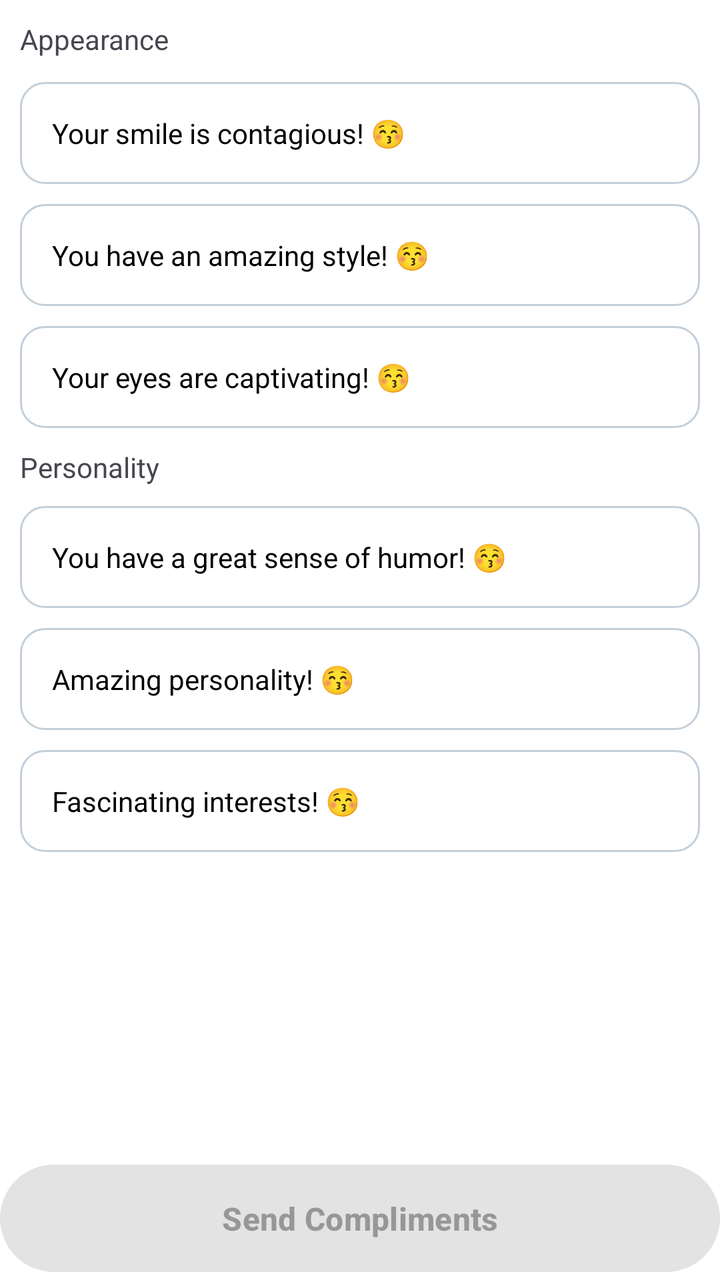
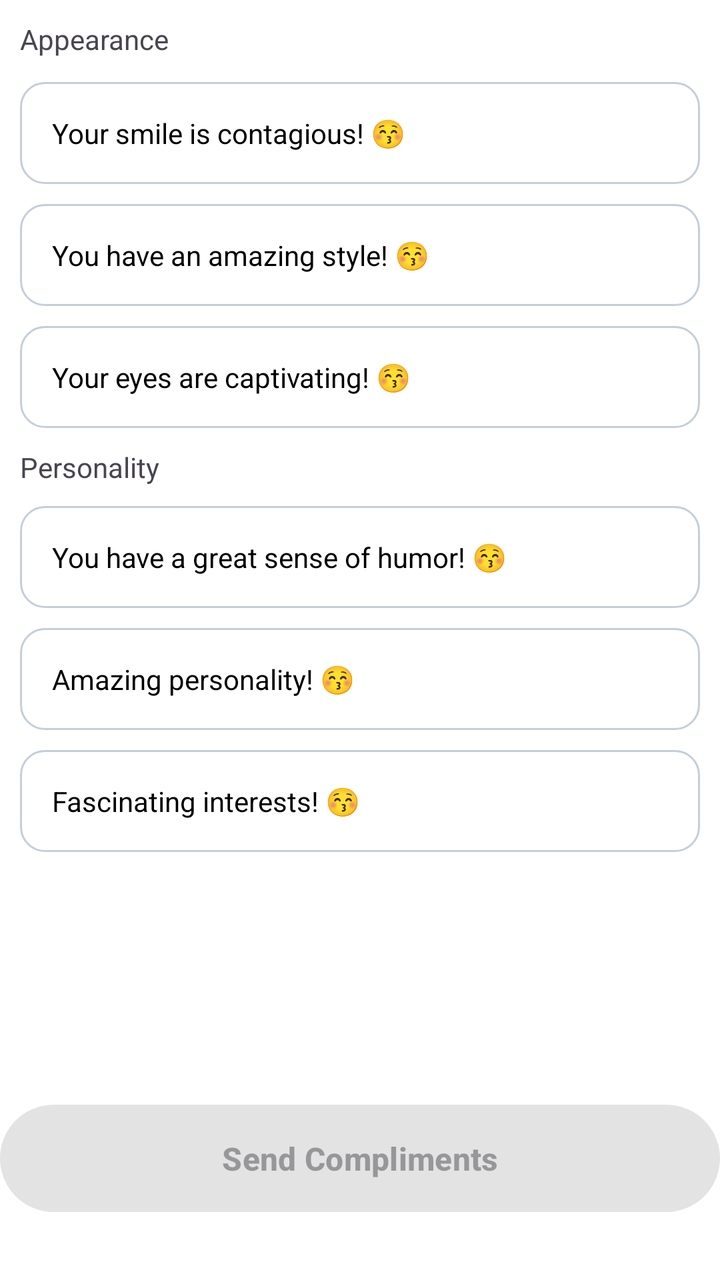

Compare the two renders of this Android layout. The source of the first and the diff that turns it into the second are given below.
<!-- AndroidManifest.xml: application theme Theme.You4me -->
<!-- res/layout/fragment_suggested.xml -->
<?xml version="1.0" encoding="utf-8"?>
<androidx.constraintlayout.widget.ConstraintLayout
    xmlns:android="http://schemas.android.com/apk/res/android"
    xmlns:app="http://schemas.android.com/apk/res-auto"
    xmlns:tools="http://schemas.android.com/tools"
    android:layout_width="match_parent"
    android:layout_height="match_parent"
    android:background="@color/white"
    tools:context=".ui.main.finddates.SuggestedFragment">

    
    <androidx.core.widget.NestedScrollView
        android:id="@+id/scrollView"
        android:layout_width="match_parent"
        android:layout_height="0dp"
        android:fillViewport="true"
        android:fitsSystemWindows="true"
        app:layout_constraintTop_toTopOf="parent"
        app:layout_constraintBottom_toTopOf="@id/send_compliments_btn">

        <LinearLayout
            android:layout_width="match_parent"
            android:layout_height="wrap_content"
            android:orientation="vertical"
            android:padding="@dimen/padding_10dp">

            <TextView
                android:id="@+id/appearance"
                android:layout_width="wrap_content"
                android:layout_height="wrap_content"
                android:text="Appearance" />

            <LinearLayout
                android:id="@+id/compliment1"
                android:layout_width="match_parent"
                android:layout_height="wrap_content"
                android:layout_marginTop="12dp"
                android:background="@drawable/compliment_item_bg"
                android:clickable="true"
                android:focusable="true"
                android:orientation="horizontal"
                android:padding="16dp">

                <TextView
                    android:id="@+id/complimentText1"
                    android:layout_width="wrap_content"
                    android:layout_height="wrap_content"
                    android:text="Your smile is contagious! 😚"
                    android:textColor="@color/black" />
            </LinearLayout>

            <LinearLayout
                android:id="@+id/compliment2"
                android:layout_width="match_parent"
                android:layout_height="wrap_content"
                android:layout_marginTop="@dimen/margin_10dp"
                android:background="@drawable/compliment_item_bg"
                android:clickable="true"
                android:focusable="true"
                android:orientation="horizontal"
                android:padding="16dp">

                <TextView
                    android:id="@+id/complimentText2"
                    android:layout_width="wrap_content"
                    android:layout_height="wrap_content"
                    android:text="You have an amazing style! 😚"
                    android:textColor="@color/black" />
            </LinearLayout>

            <LinearLayout
                android:id="@+id/compliment3"
                android:layout_width="match_parent"
                android:layout_height="wrap_content"
                android:layout_marginTop="@dimen/margin_10dp"
                android:background="@drawable/compliment_item_bg"
                android:clickable="true"
                android:focusable="true"
                android:orientation="horizontal"
                android:padding="16dp">

                <TextView
                    android:id="@+id/complimentText3"
                    android:layout_width="wrap_content"
                    android:layout_height="wrap_content"
                    android:text="Your eyes are captivating! 😚"
                    android:textColor="@color/black" />
            </LinearLayout>

            <TextView
                android:id="@+id/personality"
                android:layout_width="wrap_content"
                android:layout_height="wrap_content"
                android:layout_marginTop="@dimen/margin_10dp"
                android:text="Personality" />

            <LinearLayout
                android:id="@+id/compliment4"
                android:layout_width="match_parent"
                android:layout_height="wrap_content"
                android:layout_marginTop="@dimen/margin_10dp"
                android:background="@drawable/compliment_item_bg"
                android:clickable="true"
                android:focusable="true"
                android:orientation="horizontal"
                android:padding="16dp">

                <TextView
                    android:id="@+id/complimentText4"
                    android:layout_width="wrap_content"
                    android:layout_height="wrap_content"
                    android:text="You have a great sense of humor! 😚"
                    android:textColor="@color/black" />
            </LinearLayout>

            <LinearLayout
                android:id="@+id/compliment5"
                android:layout_width="match_parent"
                android:layout_height="wrap_content"
                android:layout_marginTop="@dimen/margin_10dp"
                android:background="@drawable/compliment_item_bg"
                android:clickable="true"
                android:focusable="true"
                android:orientation="horizontal"
                android:padding="16dp">

                <TextView
                    android:id="@+id/complimentText5"
                    android:layout_width="wrap_content"
                    android:layout_height="wrap_content"
                    android:text="Amazing personality! 😚"
                    android:textColor="@color/black" />
            </LinearLayout>

            <LinearLayout
                android:id="@+id/compliment6"
                android:layout_width="match_parent"
                android:layout_height="wrap_content"
                android:layout_marginTop="@dimen/margin_10dp"
                android:background="@drawable/compliment_item_bg"
                android:clickable="true"
                android:focusable="true"
                android:orientation="horizontal"
                android:padding="16dp">

                <TextView
                    android:id="@+id/complimentText6"
                    android:layout_width="wrap_content"
                    android:layout_height="wrap_content"
                    android:text="Fascinating interests! 😚"
                    android:textColor="@color/black" />
            </LinearLayout>
        </LinearLayout>
    </androidx.core.widget.NestedScrollView>

    
    <com.google.android.material.button.MaterialButton
        android:id="@+id/send_compliments_btn"
        android:layout_width="match_parent"
        android:layout_height="wrap_content"
        android:enabled="false"
        android:padding="16dp"
        android:text="@string/send_compliments"
        android:textAllCaps="false"
        android:textSize="16sp"
        android:textStyle="bold"
        app:cornerRadius="@dimen/margin_50dp"
        app:layout_constraintBottom_toBottomOf="parent"
        app:layout_constraintStart_toStartOf="parent"
        app:layout_constraintEnd_toEndOf="parent" />
</androidx.constraintlayout.widget.ConstraintLayout>
<!-- resources referenced by this layout -->
<resources>
  <color name="black">#FF000000</color>
  <color name="white">#FFFFFFFF</color>
  <dimen name="margin_10dp">10dp</dimen>
  <dimen name="margin_50dp">50dp</dimen>
  <dimen name="padding_10dp">10dp</dimen>
  <!-- drawable compliment_item_bg (drawable) -->
  <selector xmlns:android="http://schemas.android.com/apk/res/android">
      <item android:state_selected="true">
          <shape android:shape="rectangle">
              <solid android:color="@android:color/white" />
              <stroke android:color="@color/primary_pink" android:width="2dp" />
              <corners android:radius="12dp" />
          </shape>
      </item>
      <item>
          <shape android:shape="rectangle">
              <solid android:color="@android:color/white" />
              <stroke android:color="@color/text_grey" android:width="1dp" />
              <corners android:radius="12dp" />
          </shape>
      </item>
  </selector>
  <string name="send_compliments">Send Compliments</string>
  <style name="Theme.You4me" parent="Base.Theme.You4me" />
  <color name="primary_pink">#ED0D57</color>
  <color name="text_grey">#C3CFD9</color>
  <style name="Base.Theme.You4me" parent="Theme.Material3.Light.NoActionBar">
          
           <item name="colorPrimary">@color/primary_pink</item>
      </style>
</resources>

<!-- the commit's change to res/layout/fragment_suggested.xml (unified diff, before → after) -->
@@ -11,12 +11,15 @@
     
     <androidx.core.widget.NestedScrollView
         android:id="@+id/scrollView"
-        android:layout_width="match_parent"
+        android:layout_width="0dp"
         android:layout_height="0dp"
         android:fillViewport="true"
         android:fitsSystemWindows="true"
+        android:overScrollMode="ifContentScrolls"
         app:layout_constraintTop_toTopOf="parent"
-        app:layout_constraintBottom_toTopOf="@id/send_compliments_btn">
+        app:layout_constraintBottom_toTopOf="@id/send_compliments_btn"
+        app:layout_constraintStart_toStartOf="parent"
+        app:layout_constraintEnd_toEndOf="parent">
 
         <LinearLayout
             android:layout_width="match_parent"
@@ -164,7 +167,9 @@
         android:textAllCaps="false"
         android:textSize="16sp"
         android:textStyle="bold"
+        android:layout_marginBottom="@dimen/margin_30dp"
         app:cornerRadius="@dimen/margin_50dp"
+        app:layout_constraintTop_toBottomOf="@+id/scrollView"
         app:layout_constraintBottom_toBottomOf="parent"
         app:layout_constraintStart_toStartOf="parent"
         app:layout_constraintEnd_toEndOf="parent" />
<!-- resource entries referenced after the edit -->
@@ -3,6 +3,7 @@
   <color name="black">#FF000000</color>
   <color name="white">#FFFFFFFF</color>
   <dimen name="margin_10dp">10dp</dimen>
+  <dimen name="margin_30dp">30dp</dimen>
   <dimen name="margin_50dp">50dp</dimen>
   <dimen name="padding_10dp">10dp</dimen>
   <!-- drawable compliment_item_bg (drawable) -->
